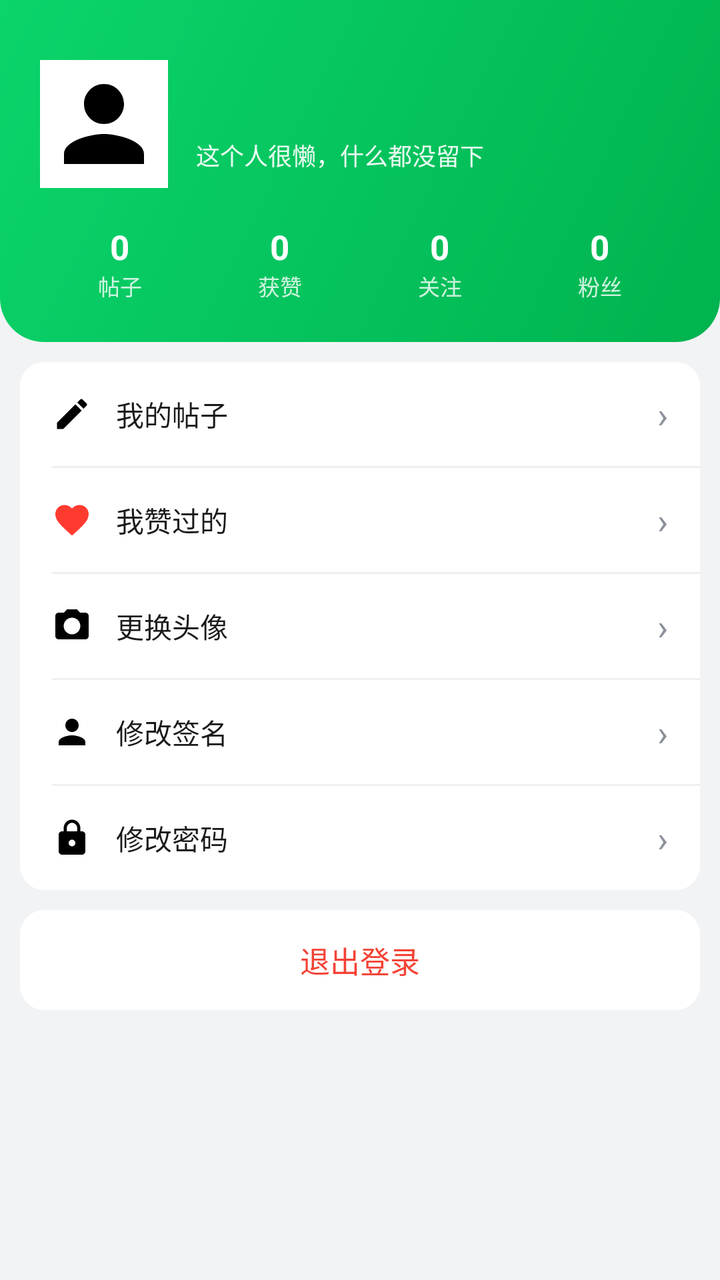
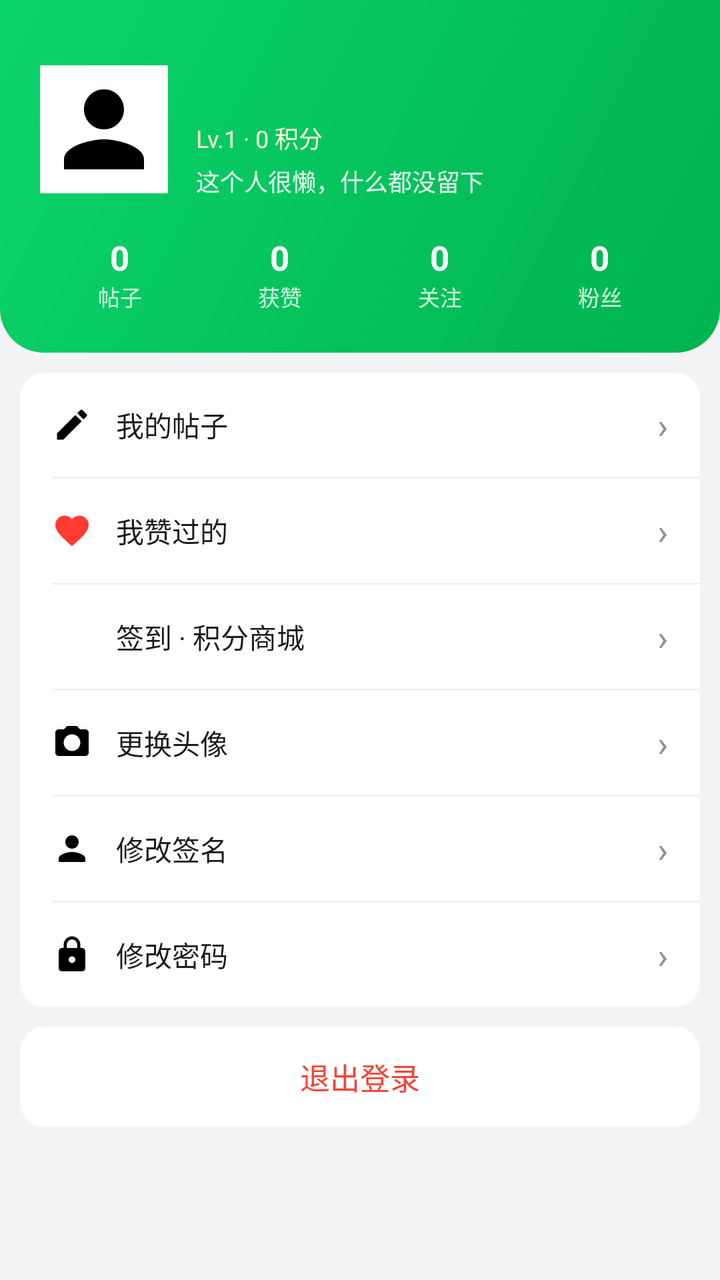

An Android layout rendered at two revisions. The XML below is the earlier revision; the diff shows what the commit changed to produce the second picture.
<!-- AndroidManifest.xml: application theme Theme.Xiaomu -->
<!-- res/layout/fragment_profile.xml -->
<?xml version="1.0" encoding="utf-8"?>
<androidx.core.widget.NestedScrollView xmlns:android="http://schemas.android.com/apk/res/android"
    android:layout_width="match_parent"
    android:layout_height="match_parent"
    android:background="@color/bg"
    android:fillViewport="true">

    <LinearLayout
        android:layout_width="match_parent"
        android:layout_height="wrap_content"
        android:orientation="vertical"
        android:paddingBottom="16dp">

        <LinearLayout
            android:layout_width="match_parent"
            android:layout_height="wrap_content"
            android:background="@drawable/bg_profile_header"
            android:orientation="vertical"
            android:paddingStart="20dp"
            android:paddingTop="30dp"
            android:paddingEnd="20dp"
            android:paddingBottom="20dp">

            <LinearLayout
                android:layout_width="match_parent"
                android:layout_height="wrap_content"
                android:gravity="center_vertical"
                android:orientation="horizontal">

                <ImageView
                    android:id="@+id/avatar"
                    android:layout_width="64dp"
                    android:layout_height="64dp"
                    android:background="@color/white"
                    android:padding="2dp"
                    android:scaleType="centerCrop"
                    android:src="@drawable/ic_user" />

                <LinearLayout
                    android:layout_width="0dp"
                    android:layout_height="wrap_content"
                    android:layout_marginStart="14dp"
                    android:layout_weight="1"
                    android:orientation="vertical">

                    <TextView
                        android:id="@+id/username"
                        android:layout_width="wrap_content"
                        android:layout_height="wrap_content"
                        android:textColor="@color/white"
                        android:textSize="20sp"
                        android:textStyle="bold" />

                    <TextView
                        android:id="@+id/bio"
                        android:layout_width="wrap_content"
                        android:layout_height="wrap_content"
                        android:layout_marginTop="4dp"
                        android:text="这个人很懒，什么都没留下"
                        android:textColor="#E6FFFFFF"
                        android:textSize="12sp" />
                </LinearLayout>
            </LinearLayout>

            <LinearLayout
                android:layout_width="match_parent"
                android:layout_height="wrap_content"
                android:layout_marginTop="18dp"
                android:orientation="horizontal">

                <LinearLayout
                    android:layout_width="0dp"
                    android:layout_height="wrap_content"
                    android:layout_weight="1"
                    android:gravity="center"
                    android:orientation="vertical">

                    <TextView
                        android:id="@+id/stat_posts"
                        android:layout_width="wrap_content"
                        android:layout_height="wrap_content"
                        android:text="0"
                        android:textColor="@color/white"
                        android:textSize="17sp"
                        android:textStyle="bold" />

                    <TextView
                        android:layout_width="wrap_content"
                        android:layout_height="wrap_content"
                        android:text="帖子"
                        android:textColor="#CCFFFFFF"
                        android:textSize="11sp" />
                </LinearLayout>

                <LinearLayout
                    android:layout_width="0dp"
                    android:layout_height="wrap_content"
                    android:layout_weight="1"
                    android:gravity="center"
                    android:orientation="vertical">

                    <TextView
                        android:id="@+id/stat_likes"
                        android:layout_width="wrap_content"
                        android:layout_height="wrap_content"
                        android:text="0"
                        android:textColor="@color/white"
                        android:textSize="17sp"
                        android:textStyle="bold" />

                    <TextView
                        android:layout_width="wrap_content"
                        android:layout_height="wrap_content"
                        android:text="获赞"
                        android:textColor="#CCFFFFFF"
                        android:textSize="11sp" />
                </LinearLayout>

                <LinearLayout
                    android:layout_width="0dp"
                    android:layout_height="wrap_content"
                    android:layout_weight="1"
                    android:gravity="center"
                    android:orientation="vertical">

                    <TextView
                        android:id="@+id/stat_following"
                        android:layout_width="wrap_content"
                        android:layout_height="wrap_content"
                        android:text="0"
                        android:textColor="@color/white"
                        android:textSize="17sp"
                        android:textStyle="bold" />

                    <TextView
                        android:layout_width="wrap_content"
                        android:layout_height="wrap_content"
                        android:text="关注"
                        android:textColor="#CCFFFFFF"
                        android:textSize="11sp" />
                </LinearLayout>

                <LinearLayout
                    android:layout_width="0dp"
                    android:layout_height="wrap_content"
                    android:layout_weight="1"
                    android:gravity="center"
                    android:orientation="vertical">

                    <TextView
                        android:id="@+id/stat_followers"
                        android:layout_width="wrap_content"
                        android:layout_height="wrap_content"
                        android:text="0"
                        android:textColor="@color/white"
                        android:textSize="17sp"
                        android:textStyle="bold" />

                    <TextView
                        android:layout_width="wrap_content"
                        android:layout_height="wrap_content"
                        android:text="粉丝"
                        android:textColor="#CCFFFFFF"
                        android:textSize="11sp" />
                </LinearLayout>
            </LinearLayout>
        </LinearLayout>

        <LinearLayout
            android:layout_width="match_parent"
            android:layout_height="wrap_content"
            android:layout_margin="10dp"
            android:background="@drawable/bg_card"
            android:orientation="vertical">

            <LinearLayout
                android:id="@+id/menu_posts"
                android:layout_width="match_parent"
                android:layout_height="52dp"
                android:gravity="center_vertical"
                android:orientation="horizontal"
                android:paddingStart="16dp"
                android:paddingEnd="16dp">

                <ImageView
                    android:layout_width="20dp"
                    android:layout_height="20dp"
                    android:src="@drawable/ic_edit" />

                <TextView
                    android:layout_width="0dp"
                    android:layout_height="wrap_content"
                    android:layout_marginStart="12dp"
                    android:layout_weight="1"
                    android:text="我的帖子"
                    android:textColor="@color/text"
                    android:textSize="14sp" />

                <TextView
                    android:layout_width="wrap_content"
                    android:layout_height="wrap_content"
                    android:text="›"
                    android:textColor="@color/muted"
                    android:textSize="18sp" />
            </LinearLayout>

            <View android:layout_width="match_parent" android:layout_height="1dp" android:layout_marginStart="16dp" android:background="@color/line" />

            <LinearLayout
                android:id="@+id/menu_liked"
                android:layout_width="match_parent"
                android:layout_height="52dp"
                android:gravity="center_vertical"
                android:orientation="horizontal"
                android:paddingStart="16dp"
                android:paddingEnd="16dp">

                <ImageView
                    android:layout_width="20dp"
                    android:layout_height="20dp"
                    android:src="@drawable/ic_heart_fill" />

                <TextView
                    android:layout_width="0dp"
                    android:layout_height="wrap_content"
                    android:layout_marginStart="12dp"
                    android:layout_weight="1"
                    android:text="我赞过的"
                    android:textColor="@color/text"
                    android:textSize="14sp" />

                <TextView
                    android:layout_width="wrap_content"
                    android:layout_height="wrap_content"
                    android:text="›"
                    android:textColor="@color/muted"
                    android:textSize="18sp" />
            </LinearLayout>

            <View android:layout_width="match_parent" android:layout_height="1dp" android:layout_marginStart="16dp" android:background="@color/line" />

            <LinearLayout
                android:id="@+id/menu_avatar"
                android:layout_width="match_parent"
                android:layout_height="52dp"
                android:gravity="center_vertical"
                android:orientation="horizontal"
                android:paddingStart="16dp"
                android:paddingEnd="16dp">

                <ImageView
                    android:layout_width="20dp"
                    android:layout_height="20dp"
                    android:src="@drawable/ic_camera" />

                <TextView
                    android:layout_width="0dp"
                    android:layout_height="wrap_content"
                    android:layout_marginStart="12dp"
                    android:layout_weight="1"
                    android:text="更换头像"
                    android:textColor="@color/text"
                    android:textSize="14sp" />

                <TextView
                    android:layout_width="wrap_content"
                    android:layout_height="wrap_content"
                    android:text="›"
                    android:textColor="@color/muted"
                    android:textSize="18sp" />
            </LinearLayout>

            <View android:layout_width="match_parent" android:layout_height="1dp" android:layout_marginStart="16dp" android:background="@color/line" />

            <LinearLayout
                android:id="@+id/menu_bio"
                android:layout_width="match_parent"
                android:layout_height="52dp"
                android:gravity="center_vertical"
                android:orientation="horizontal"
                android:paddingStart="16dp"
                android:paddingEnd="16dp">

                <ImageView
                    android:layout_width="20dp"
                    android:layout_height="20dp"
                    android:src="@drawable/ic_person" />

                <TextView
                    android:layout_width="0dp"
                    android:layout_height="wrap_content"
                    android:layout_marginStart="12dp"
                    android:layout_weight="1"
                    android:text="修改签名"
                    android:textColor="@color/text"
                    android:textSize="14sp" />

                <TextView
                    android:layout_width="wrap_content"
                    android:layout_height="wrap_content"
                    android:text="›"
                    android:textColor="@color/muted"
                    android:textSize="18sp" />
            </LinearLayout>

            <View android:layout_width="match_parent" android:layout_height="1dp" android:layout_marginStart="16dp" android:background="@color/line" />

            <LinearLayout
                android:id="@+id/menu_pwd"
                android:layout_width="match_parent"
                android:layout_height="52dp"
                android:gravity="center_vertical"
                android:orientation="horizontal"
                android:paddingStart="16dp"
                android:paddingEnd="16dp">

                <ImageView
                    android:layout_width="20dp"
                    android:layout_height="20dp"
                    android:src="@drawable/ic_lock" />

                <TextView
                    android:layout_width="0dp"
                    android:layout_height="wrap_content"
                    android:layout_marginStart="12dp"
                    android:layout_weight="1"
                    android:text="修改密码"
                    android:textColor="@color/text"
                    android:textSize="14sp" />

                <TextView
                    android:layout_width="wrap_content"
                    android:layout_height="wrap_content"
                    android:text="›"
                    android:textColor="@color/muted"
                    android:textSize="18sp" />
            </LinearLayout>

            <View
                android:id="@+id/divider_admin"
                android:layout_width="match_parent"
                android:layout_height="1dp"
                android:layout_marginStart="16dp"
                android:background="@color/line"
                android:visibility="gone" />

            <LinearLayout
                android:id="@+id/menu_admin"
                android:layout_width="match_parent"
                android:layout_height="52dp"
                android:gravity="center_vertical"
                android:orientation="horizontal"
                android:paddingStart="16dp"
                android:paddingEnd="16dp"
                android:visibility="gone">

                <ImageView
                    android:layout_width="20dp"
                    android:layout_height="20dp"
                    android:src="@drawable/ic_boards" />

                <TextView
                    android:layout_width="0dp"
                    android:layout_height="wrap_content"
                    android:layout_marginStart="12dp"
                    android:layout_weight="1"
                    android:text="管理后台"
                    android:textColor="@color/text"
                    android:textSize="14sp" />

                <TextView
                    android:layout_width="wrap_content"
                    android:layout_height="wrap_content"
                    android:text="›"
                    android:textColor="@color/muted"
                    android:textSize="18sp" />
            </LinearLayout>
        </LinearLayout>

        <TextView
            android:id="@+id/menu_logout"
            android:layout_width="match_parent"
            android:layout_height="50dp"
            android:layout_marginStart="10dp"
            android:layout_marginEnd="10dp"
            android:background="@drawable/bg_card"
            android:gravity="center"
            android:text="退出登录"
            android:textColor="@color/red"
            android:textSize="15sp" />
    </LinearLayout>
</androidx.core.widget.NestedScrollView>
<!-- resources referenced by this layout -->
<resources>
  <color name="bg">#F2F3F5</color>
  <color name="line">#EFF0F2</color>
  <color name="muted">#8A8F99</color>
  <color name="red">#F44336</color>
  <color name="text">#1A1A1A</color>
  <color name="white">#FFFFFF</color>
  <!-- drawable bg_card (drawable) -->
  <?xml version="1.0" encoding="utf-8"?>
  <shape xmlns:android="http://schemas.android.com/apk/res/android" android:shape="rectangle">
      <solid android:color="@color/white"/>
      <corners android:radius="12dp"/>
  </shape>
  <!-- drawable bg_profile_header (drawable) -->
  <?xml version="1.0" encoding="utf-8"?>
  <shape xmlns:android="http://schemas.android.com/apk/res/android" android:shape="rectangle">
      <gradient android:startColor="#00B34F" android:endColor="#0BD46B" android:angle="135"/>
      <corners android:bottomLeftRadius="22dp" android:bottomRightRadius="22dp"/>
  </shape>
  <!-- drawable ic_boards (drawable) -->
  <vector xmlns:android="http://schemas.android.com/apk/res/android" android:width="24dp" android:height="24dp" android:viewportWidth="24" android:viewportHeight="24">
      <path android:fillColor="#FF000000" android:pathData="M3,3h7v7H3zM14,3h7v7h-7zM3,14h7v7H3zM14,14h7v7h-7z"/>
  </vector>
  <!-- drawable ic_camera (drawable) -->
  <vector xmlns:android="http://schemas.android.com/apk/res/android" android:width="24dp" android:height="24dp" android:viewportWidth="24" android:viewportHeight="24">
      <path android:fillColor="#FF000000" android:pathData="M9,2L7.17,4H4c-1.1,0 -2,0.9 -2,2v12c0,1.1 0.9,2 2,2h16c1.1,0 2,-0.9 2,-2V6c0,-1.1 -0.9,-2 -2,-2h-3.17L15,2H9zM12,17c-2.76,0 -5,-2.24 -5,-5s2.24,-5 5,-5 5,2.24 5,5 -2.24,5 -5,5z"/>
  </vector>
  <!-- drawable ic_edit (drawable) -->
  <vector xmlns:android="http://schemas.android.com/apk/res/android" android:width="24dp" android:height="24dp" android:viewportWidth="24" android:viewportHeight="24">
      <path android:fillColor="#FF000000" android:pathData="M3,17.25V21h3.75L17.81,9.94l-3.75,-3.75L3,17.25zM20.71,7.04c0.39,-0.39 0.39,-1.02 0,-1.41l-2.34,-2.34c-0.39,-0.39 -1.02,-0.39 -1.41,0l-1.83,1.83 3.75,3.75 1.83,-1.83z"/>
  </vector>
  <!-- drawable ic_person (drawable) -->
  <vector xmlns:android="http://schemas.android.com/apk/res/android" android:width="24dp" android:height="24dp" android:viewportWidth="24" android:viewportHeight="24">
      <path android:fillColor="#FF000000" android:pathData="M12,12c2.21,0 4,-1.79 4,-4s-1.79,-4 -4,-4 -4,1.79 -4,4 1.79,4 4,4zM12,14c-2.67,0 -8,1.34 -8,4v2h16v-2c0,-2.66 -5.33,-4 -8,-4z"/>
  </vector>
  <!-- drawable ic_user (drawable) -->
  <vector xmlns:android="http://schemas.android.com/apk/res/android" android:width="24dp" android:height="24dp" android:viewportWidth="24" android:viewportHeight="24">
      <path android:fillColor="#FF000000" android:pathData="M12,12c2.21,0 4,-1.79 4,-4s-1.79,-4 -4,-4 -4,1.79 -4,4 1.79,4 4,4zM12,14c-2.67,0 -8,1.34 -8,4v2h16v-2c0,-2.66 -5.33,-4 -8,-4z"/>
  </vector>
  <color name="green">#00B34F</color>
  <color name="green_dark">#009B45</color>
  <style name="Theme.Xiaomu.Dialog" parent="ThemeOverlay.Material3.MaterialAlertDialog">
          <item name="colorPrimary">@color/green</item>
      </style>
  <!-- unchanged entries left out for length: 3 -->
</resources>

<!-- the commit's change to res/layout/fragment_profile.xml (unified diff, before → after) -->
@@ -52,6 +52,15 @@
                         android:textStyle="bold" />
 
                     <TextView
+                        android:id="@+id/lv_points"
+                        android:layout_width="wrap_content"
+                        android:layout_height="wrap_content"
+                        android:layout_marginTop="3dp"
+                        android:text="Lv.1 · 0 积分"
+                        android:textColor="#FFFFE0"
+                        android:textSize="12sp" />
+
+                    <TextView
                         android:id="@+id/bio"
                         android:layout_width="wrap_content"
                         android:layout_height="wrap_content"
@@ -240,6 +249,39 @@
             <View android:layout_width="match_parent" android:layout_height="1dp" android:layout_marginStart="16dp" android:background="@color/line" />
 
             <LinearLayout
+                android:id="@+id/menu_checkin"
+                android:layout_width="match_parent"
+                android:layout_height="52dp"
+                android:gravity="center_vertical"
+                android:orientation="horizontal"
+                android:paddingStart="16dp"
+                android:paddingEnd="16dp">
+
+                <ImageView
+                    android:layout_width="20dp"
+                    android:layout_height="20dp"
+                    android:src="@drawable/ic_logo" />
+
+                <TextView
+                    android:layout_width="0dp"
+                    android:layout_height="wrap_content"
+                    android:layout_marginStart="12dp"
+                    android:layout_weight="1"
+                    android:text="签到 · 积分商城"
+                    android:textColor="@color/text"
+                    android:textSize="14sp" />
+
+                <TextView
+                    android:layout_width="wrap_content"
+                    android:layout_height="wrap_content"
+                    android:text="›"
+                    android:textColor="@color/muted"
+                    android:textSize="18sp" />
+            </LinearLayout>
+
+            <View android:layout_width="match_parent" android:layout_height="1dp" android:layout_marginStart="16dp" android:background="@color/line" />
+
+            <LinearLayout
                 android:id="@+id/menu_avatar"
                 android:layout_width="match_parent"
                 android:layout_height="52dp"
@@ -365,6 +407,46 @@
                     android:layout_marginStart="12dp"
                     android:layout_weight="1"
                     android:text="管理后台"
+                    android:textColor="@color/text"
+                    android:textSize="14sp" />
+
+                <TextView
+                    android:layout_width="wrap_content"
+                    android:layout_height="wrap_content"
+                    android:text="›"
+                    android:textColor="@color/muted"
+                    android:textSize="18sp" />
+            </LinearLayout>
+
+            <View
+                android:id="@+id/divider_dev"
+                android:layout_width="match_parent"
+                android:layout_height="1dp"
+                android:layout_marginStart="16dp"
+                android:background="@color/line"
+                android:visibility="gone" />
+
+            <LinearLayout
+                android:id="@+id/menu_dev"
+                android:layout_width="match_parent"
+                android:layout_height="52dp"
+                android:gravity="center_vertical"
+                android:orientation="horizontal"
+                android:paddingStart="16dp"
+                android:paddingEnd="16dp"
+                android:visibility="gone">
+
+                <ImageView
+                    android:layout_width="20dp"
+                    android:layout_height="20dp"
+                    android:src="@drawable/ic_edit" />
+
+                <TextView
+                    android:layout_width="0dp"
+                    android:layout_height="wrap_content"
+                    android:layout_marginStart="12dp"
+                    android:layout_weight="1"
+                    android:text="开发者设置（签到/商城）"
                     android:textColor="@color/text"
                     android:textSize="14sp" />
 
<!-- resource entries referenced after the edit -->
@@ -30,6 +30,10 @@
   <vector xmlns:android="http://schemas.android.com/apk/res/android" android:width="24dp" android:height="24dp" android:viewportWidth="24" android:viewportHeight="24">
       <path android:fillColor="#FF000000" android:pathData="M3,17.25V21h3.75L17.81,9.94l-3.75,-3.75L3,17.25zM20.71,7.04c0.39,-0.39 0.39,-1.02 0,-1.41l-2.34,-2.34c-0.39,-0.39 -1.02,-0.39 -1.41,0l-1.83,1.83 3.75,3.75 1.83,-1.83z"/>
   </vector>
+  <!-- drawable ic_logo (drawable) -->
+  <vector xmlns:android="http://schemas.android.com/apk/res/android" android:width="24dp" android:height="24dp" android:viewportWidth="24" android:viewportHeight="24">
+      <path android:fillColor="#FFFFFFFF" android:pathData="M12,3c-4.97,0 -9,4.03 -9,9s4.03,9 9,9c0.83,0 1.5,-0.67 1.5,-1.5 0,-0.39 -0.15,-0.74 -0.39,-1.01 -0.23,-0.26 -0.38,-0.61 -0.38,-0.99 0,-0.83 0.67,-1.5 1.5,-1.5H16c2.76,0 5,-2.24 5,-5 0,-4.42 -4.03,-8 -9,-8zM6.5,12C5.67,12 5,11.33 5,10.5S5.67,9 6.5,9 8,9.67 8,10.5 7.33,12 6.5,12zM9.5,8C8.67,8 8,7.33 8,6.5S8.67,5 9.5,5 11,5.67 11,6.5 10.33,8 9.5,8zM14.5,8C13.67,8 13,7.33 13,6.5S13.67,5 14.5,5 16,5.67 16,6.5 15.33,8 14.5,8zM17.5,12c-0.83,0 -1.5,-0.67 -1.5,-1.5S16.67,9 17.5,9 19,9.67 19,10.5 18.33,12 17.5,12z"/>
+  </vector>
   <!-- drawable ic_person (drawable) -->
   <vector xmlns:android="http://schemas.android.com/apk/res/android" android:width="24dp" android:height="24dp" android:viewportWidth="24" android:viewportHeight="24">
       <path android:fillColor="#FF000000" android:pathData="M12,12c2.21,0 4,-1.79 4,-4s-1.79,-4 -4,-4 -4,1.79 -4,4 1.79,4 4,4zM12,14c-2.67,0 -8,1.34 -8,4v2h16v-2c0,-2.66 -5.33,-4 -8,-4z"/>
